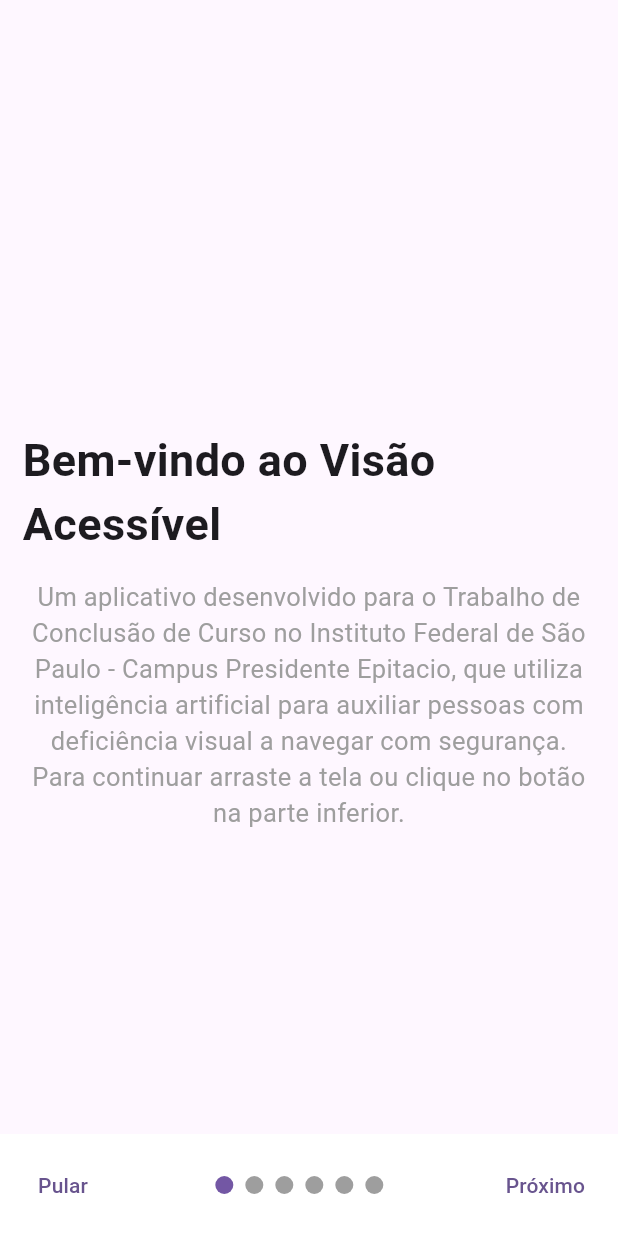
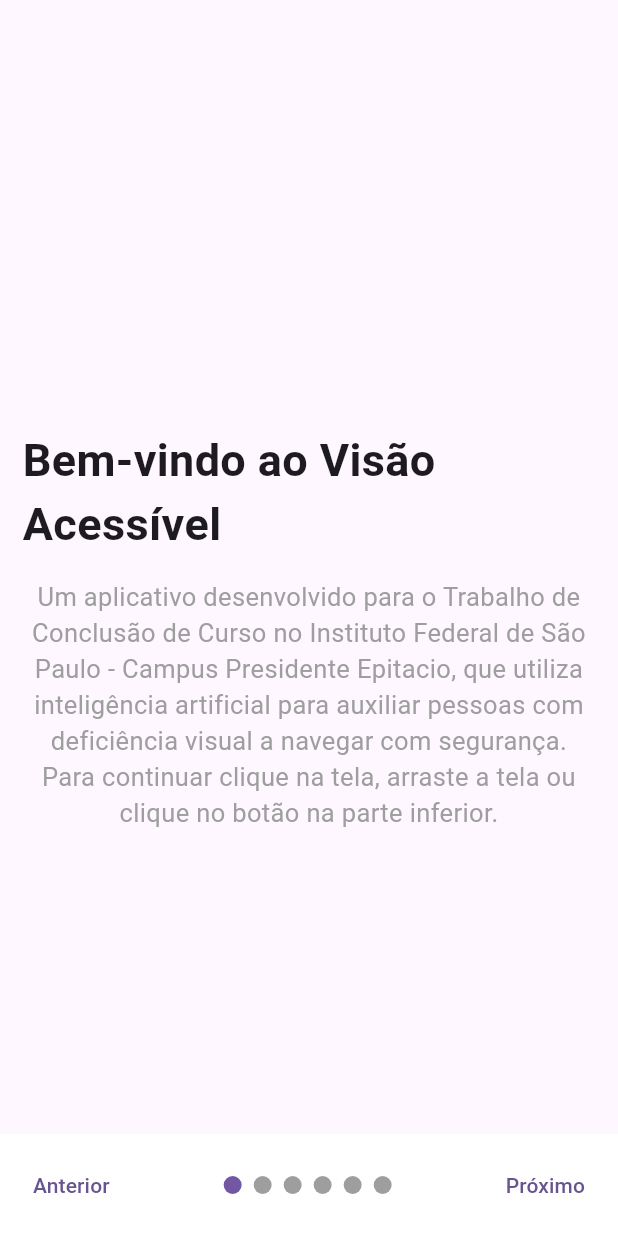
Before and after one commit to bThiiago/tcc-deficiencia, a Flutter app: the screen it shows after launch, on a phone screen of 412 x 824 dp. Shown: the top 1233 px of the screen. Run offline on Flutter 3.47's test engine with Material 3 defaults, Android fonts, the light colour scheme and no system bars; drawn by our look-alikes of smooth_page_indicator; our stand-ins replace camera, flutter_tts, shared_preferences; missing offline and left inert: flutter_vision.

Commit message:
Melhoria na acessibilidade do tour e da tela principal

```diff
--- a/lib/Onboarding/onboarding_items.dart
+++ b/lib/Onboarding/onboarding_items.dart
@@ -5,7 +5,7 @@
     OnboardingInfo(
         title: "Bem-vindo ao Visão Acessível",
         descriptions:
-            "Um aplicativo desenvolvido para o Trabalho de Conclusão de Curso no Instituto Federal de São Paulo - Campus Presidente Epitacio, que utiliza inteligência artificial para auxiliar pessoas com deficiência visual a navegar com segurança. Para continuar arraste a tela ou clique no botão na parte inferior."),
+            "Um aplicativo desenvolvido para o Trabalho de Conclusão de Curso no Instituto Federal de São Paulo - Campus Presidente Epitacio, que utiliza inteligência artificial para auxiliar pessoas com deficiência visual a navegar com segurança. Para continuar clique na tela, arraste a tela ou clique no botão na parte inferior."),
     OnboardingInfo(
         title: "Pisos Táteis",
         descriptions:
@@ -21,10 +21,10 @@
     OnboardingInfo(
         title: "Configurações",
         descriptions:
-            "No centro inferior existem dois botões. O botão da esquerda permite parar ou iniciar o reconhecimento, sendo que por padrão ele inicia o reconhecimento. O botão da direita abre a tela de configurações, onde é possível ajustar as preferências de leitura do texto-para-fala para uma experiência mais confortável."),
+            "No centro inferior existem dois botões. O botão da esquerda permite parar ou iniciar o reconhecimento, onde por padrão se inicia reconhecendo. O botão da direita abre a tela de configurações, onde é possível ajustar as preferências de leitura do texto-para-fala para uma experiência mais confortável."),
     OnboardingInfo(
         title: "Utilização",
         descriptions:
-            "Para utilizar o aplicativo, aponte a câmera para o piso tátil ou faixa de pedestres e aguarde a descrição do item reconhecido."),
+            "Para utilizar o aplicativo, aponte a câmera para o piso tátil ou faixa de pedestres e aguarde a descrição do item reconhecido. Clique no botão inferior para inciar o aplicativo."),
   ];
 }
--- a/lib/Onboarding/onboarding_view.dart
+++ b/lib/Onboarding/onboarding_view.dart
@@ -30,13 +30,16 @@
                   mainAxisAlignment: MainAxisAlignment.spaceBetween,
                   children: [
                     TextButton(
-                      onPressed: () => pageController
-                          .jumpToPage(controller.items.length - 1),
-                      child: const Text("Pular")),
+                      onPressed: () => pageController.previousPage(
+                          duration: const Duration(milliseconds: 600),
+                          curve: Curves.easeIn),
+                      child: const Text("Anterior"),
+                    ),
                     SmoothPageIndicator(
                       controller: pageController,
                       count: controller.items.length,
-                    onDotClicked: (index) => pageController.animateToPage(index,
+                      onDotClicked: (index) => pageController.animateToPage(
+                          index,
                           duration: const Duration(milliseconds: 600),
                           curve: Curves.easeIn),
                       effect: const WormEffect(
@@ -53,7 +56,12 @@
                   ],
                 ),
         ),
-      body: Container(
+        body: GestureDetector(
+          onTap: () => pageController.nextPage(
+            duration: const Duration(milliseconds: 600),
+            curve: Curves.easeIn,
+          ),
+          child: Container(
             margin: const EdgeInsets.symmetric(horizontal: 15),
             child: PageView.builder(
                 onPageChanged: (index) => setState(
@@ -72,13 +80,14 @@
                       ),
                       const SizedBox(height: 15),
                       Text(controller.items[index].descriptions,
-                      style: const TextStyle(color: Colors.grey, fontSize: 17),
+                          style:
+                              const TextStyle(color: Colors.grey, fontSize: 17),
                           textAlign: TextAlign.center),
                     ],
                   );
                 }),
           ),
-    );
+        ));
   }
 
   Widget getStarted() {
--- a/lib/settings.dart
+++ b/lib/settings.dart
@@ -56,7 +56,7 @@
         _pitch += 0.1;
       }
     });
-    flutterTts.speak('Testando configurações');
+    flutterTts.speak('Exemplo de fala');
     _saveConfigurations();
   }
 
@@ -70,7 +70,7 @@
         _pitch -= 0.1;
       }
     });
-    flutterTts.speak('Testando configurações');
+    flutterTts.speak('Exemplo de fala');
     _saveConfigurations();
   }
 
@@ -86,7 +86,7 @@
           style: TextStyle(fontSize: 20),
         ),
       ),
-      body: SingleChildScrollView(
+      body: Center(
         child: Column(
           crossAxisAlignment: CrossAxisAlignment.center,
           mainAxisAlignment: MainAxisAlignment.center,
```
Also changed, not shown: lib/home.dart (+4 -11 lines). Lines whose indentation alone changed are shown as unchanged.
